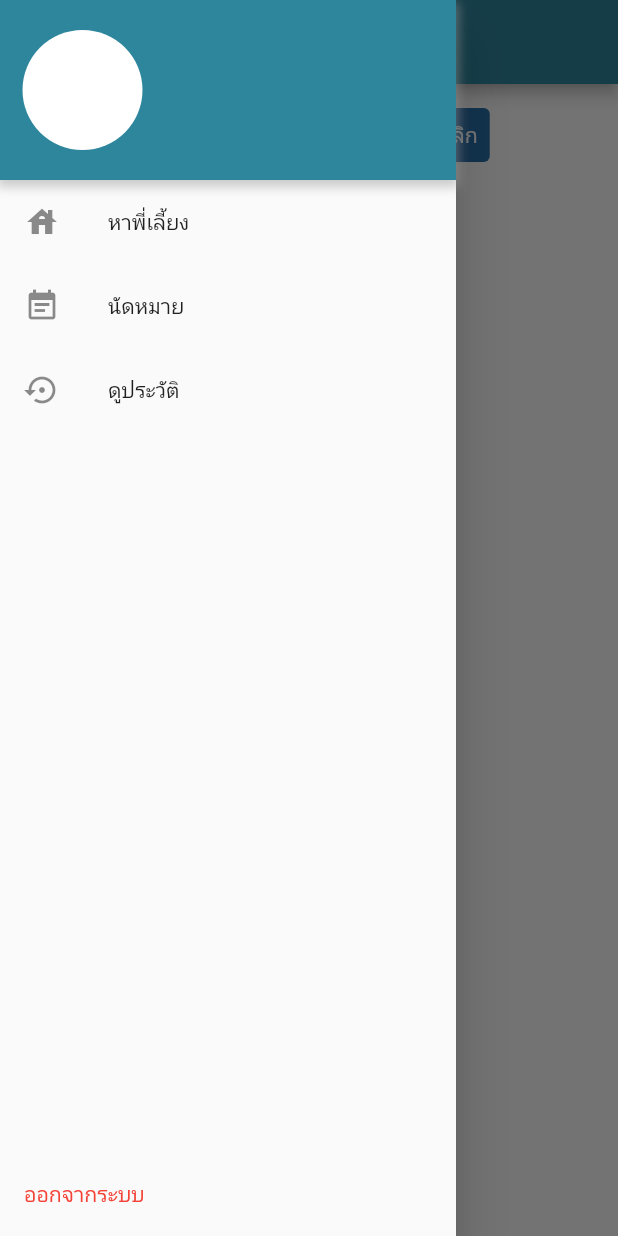
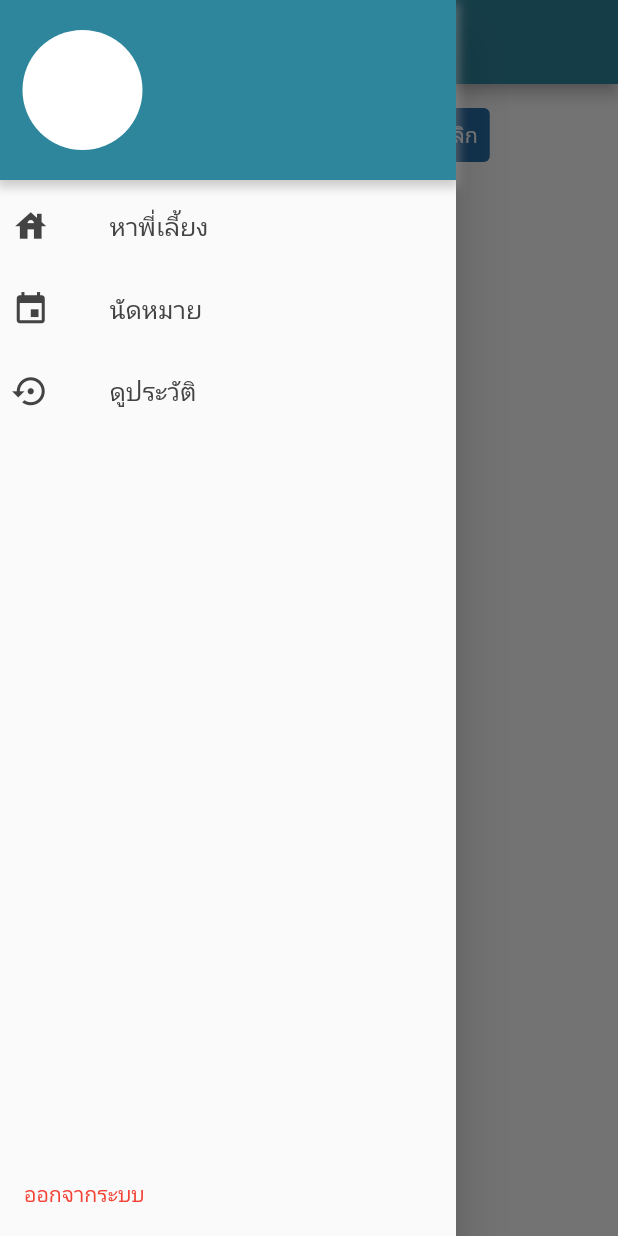
Before and after one commit to nutcras/caregiver, a Flutter app: the BackUp screen opened by its route, with the side drawer open, on a phone screen of 412 x 824 dp. Run offline on Flutter 3.47's test engine with Material 2 defaults, Android fonts, the phone set to English and light mode, and no system bars; our stand-ins replace flutter_easyloading, flutter_rating_bar, google_maps_flutter, shared_preferences; missing offline and left inert: age_calculator; accounts and stored records are empty; network calls fail.

Commit message:
ver02-07-65

```diff
--- /dev/null
+++ b/lib/models/button_sidemenu.dart
@@ -0,0 +1,33 @@
+import 'package:flutter/material.dart';
+
+import '../views/battom_main.dart';
+
+class ButtonSidemenu extends StatelessWidget {
+  const ButtonSidemenu(
+      {Key? key, required this.next, required this.text, required this.page})
+      : super(key: key);
+  final IconData next;
+  final String text;
+  final int page;
+  @override
+  Widget build(BuildContext context) {
+    return TextButton(
+        style: TextButton.styleFrom(primary: Color.fromARGB(255, 67, 67, 67)),
+        onPressed: () {
+          Navigator.of(context).pushAndRemoveUntil(
+              MaterialPageRoute(
+                  builder: (context) => BottomBarMain(index: page)),
+              (Route<dynamic> route) => false);
+        },
+        child: Row(
+          children: [
+            Icon(next, size: 25),
+            const SizedBox(width: 40),
+            Text(
+              text,
+              style: const TextStyle(fontSize: 17),
+            ),
+          ],
+        ));
+  }
+}
--- a/lib/models/side_menu.dart
+++ b/lib/models/side_menu.dart
@@ -1,5 +1,6 @@
 import 'package:flutter/material.dart';
 import 'package:flutter_appcare/configs/api.dart';
+import 'package:flutter_appcare/models/button_sidemenu.dart';
 import 'package:shared_preferences/shared_preferences.dart';
 import '../views/login/login.dart';
 import '../views/profile.dart';
@@ -102,20 +103,32 @@ ${data['fname']}  ${data['lname']}''',
               physics: const BouncingScrollPhysics(),
               padding: EdgeInsets.zero,
               children: [
-                routeItem(
-                  context,
-                  const Icon(Icons.house),
-                  //แก้ตรงนี้--------------------------------------------------------------------------------------
-                  'หาพี่เลี้ยง',
-                  '/Page1',
+                SizedBox(height: 7),
+                ButtonSidemenu(next: Icons.house, text: "หาพี่เลี้ยง", page: 0),
+                SizedBox(height: 7),
+                ButtonSidemenu(next: Icons.event, text: "นัดหมาย", page: 1),
+                SizedBox(
+                  height: 7,
                 ),
-                routeItem(
-                  context,
-                  const Icon(Icons.event_note),
-                  //แก้ตรงนี้--------------------------------------------------------------------------------------
-                  'นัดหมาย',
-                  '/book',
-                ),
+                ButtonSidemenu(
+                    next: Icons.settings_backup_restore,
+                    text: "ดูประวัติ",
+                    page: 2)
+
+                // routeItem(
+                //   context,
+                //   const Icon(Icons.house),
+                //   //แก้ตรงนี้--------------------------------------------------------------------------------------
+                //   'หาพี่เลี้ยง',
+                //   '/Page1',
+                // ),
+                // routeItem(
+                //   context,
+                //   const Icon(Icons.event_note),
+                //   //แก้ตรงนี้--------------------------------------------------------------------------------------
+                //   'นัดหมาย',
+                //   '/book',
+                // ),
                 // routeItem(
                 //   context,
                 //   Icon(Icons.map),
@@ -123,13 +136,13 @@ ${data['fname']}  ${data['lname']}''',
                 //   'Map',
                 //   '/Map',
                 // ),
-                routeItem(
-                  context,
-                  const Icon(Icons.settings_backup_restore),
-                  //แก้ตรงนี้--------------------------------------------------------------------------------------
-                  'ดูประวัติ',
-                  '/Backup',
-                ),
+                // routeItem(
+                //   context,
+                //   const Icon(Icons.settings_backup_restore),
+                //   //แก้ตรงนี้--------------------------------------------------------------------------------------
+                //   'ดูประวัติ',
+                //   '/Backup',
+                // ),
               ],
             ),
           ),
--- a/lib/views/login/login.dart
+++ b/lib/views/login/login.dart
@@ -1,5 +1,6 @@
 import 'package:flutter_appcare/configs/config.dart';
 import 'package:flutter/material.dart';
+import 'package:flutter_appcare/views/battom_main.dart';
 import 'package:shared_preferences/shared_preferences.dart';
 import '../../configs/api.dart';
 
@@ -25,8 +26,9 @@ class _MyHomePageState extends State<MyHomePage> {
     final prefs = await SharedPreferences.getInstance();
     if (prefs.getString('token') != null) {
       headers?['Authorization'] = "bearer ${prefs.getString('token')}";
-      Navigator.pushNamedAndRemoveUntil(
-          context, "/Page1", (Route<dynamic> route) => false);
+      Navigator.of(context).pushAndRemoveUntil(
+          MaterialPageRoute(builder: (context) => BottomBarMain(index: 0)),
+          (Route<dynamic> route) => false);
     }
   }
 
```
Also changed, not shown: lib/configs/api.dart (+6 -5 lines), lib/views/battom_main.dart (added, +69 -0 lines), lib/views/booking/waiting_booking.dart (+11 -1 lines), lib/views/login/register.dart (+15 -15 lines).
